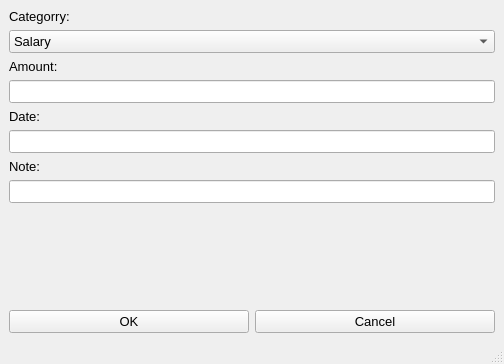
First picture: the form in ui_files/Inter_Income.ui, repository thinh-doan/Expenditure_Manager, before the edit.
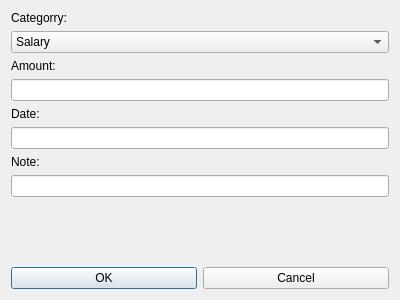
Second picture: the form after the edit.

The edit to the form file:
```diff
--- a/ui_files/Inter_Income.ui
+++ b/ui_files/Inter_Income.ui
@@ -1,24 +1,18 @@
 <?xml version="1.0" encoding="UTF-8"?>
 <ui version="4.0">
- <class>MainWindow</class>
- <widget class="QMainWindow" name="MainWindow">
+ <class>Dialog</class>
+ <widget class="QDialog" name="Dialog">
   <property name="geometry">
    <rect>
     <x>0</x>
     <y>0</y>
-    <width>504</width>
-    <height>364</height>
+    <width>400</width>
+    <height>300</height>
    </rect>
   </property>
-  <property name="font">
-   <font>
-    <pointsize>10</pointsize>
-   </font>
-  </property>
   <property name="windowTitle">
    <string>MainWindow</string>
   </property>
-  <widget class="QWidget" name="centralwidget">
    <layout class="QGridLayout" name="gridLayout">
     <item row="0" column="0">
      <layout class="QVBoxLayout" name="verticalLayout">
@@ -122,18 +116,6 @@
      </layout>
     </item>
    </layout>
-  </widget>
-  <widget class="QMenuBar" name="menubar">
-   <property name="geometry">
-    <rect>
-     <x>0</x>
-     <y>0</y>
-     <width>504</width>
-     <height>27</height>
-    </rect>
-   </property>
-  </widget>
-  <widget class="QStatusBar" name="statusbar"/>
  </widget>
  <resources/>
  <connections/>
```
Left out of the diff: 2 changed lines with no effect on the pictures. Lines whose indentation alone changed are shown as unchanged.
